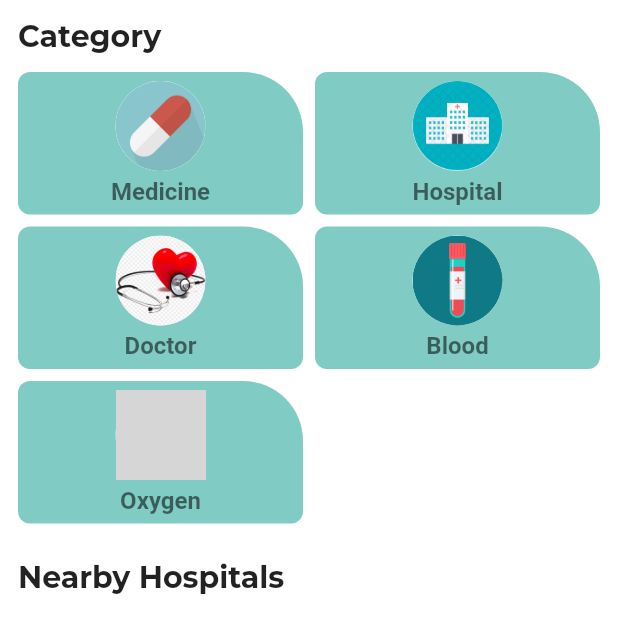
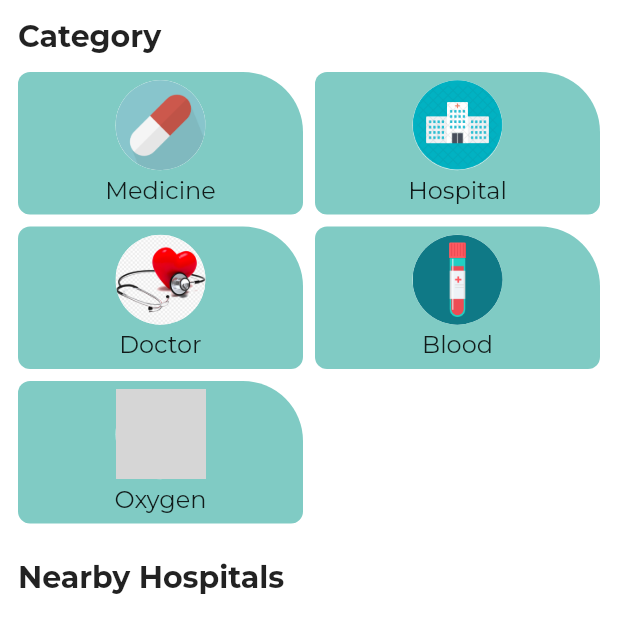
Before and after one commit to fatima-tuz-zhohra/Medical-Support-Finder, a Flutter app: the HomePage screen opened by its route, on a phone screen of 412 x 824 dp, the top half of it. Run offline on Flutter 3.47's test engine with Material 2 defaults, Android fonts, the phone set to English and light mode, and no system bars; our stand-ins replace bloc, cloud_firestore, firebase_auth, firebase_core, flutter_bloc, flutter_signin_button and 3 more; accounts and stored records are empty; network calls fail; grey boxes are pictures that could not be loaded.

Commit message:
Update homepage category view

```diff
--- a/lib/widgets/grid_item.dart
+++ b/lib/widgets/grid_item.dart
@@ -34,12 +34,7 @@ class GridItemView extends StatelessWidget {
             const SizedBox(height: 4),
             Text(
               title,
-              style: TextStyle(
-                fontFamily: 'Italy',
-                fontWeight: FontWeight.bold,
-                color: Colors.black54,
-                fontSize: 16,
-              ),
+              style: Theme.of(context).textTheme.subtitle1,
             )
           ],
         ),
--- a/lib/widgets/search_view.dart
+++ b/lib/widgets/search_view.dart
@@ -29,7 +29,6 @@ class SearchView extends StatelessWidget {
                       child: TextFormField(
                         onChanged: onTextChange,
                         style: TextStyle(
-                          fontFamily: 'WorkSans',
                           fontWeight: FontWeight.bold,
                           fontSize: 16,
                         ),
```
